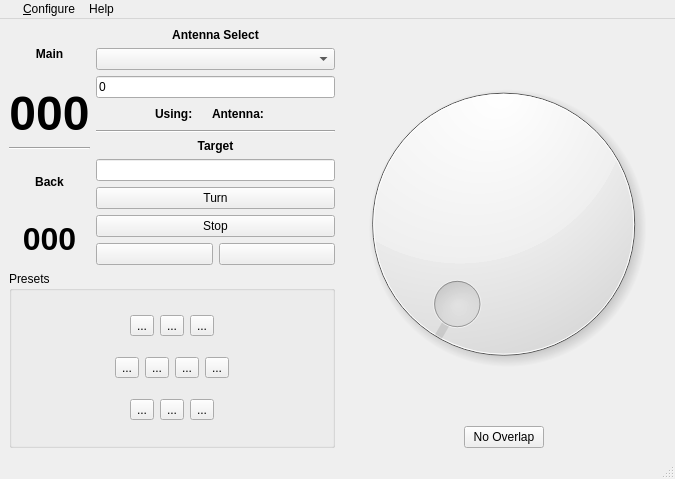
Rsclub22/Minos2-Mirror, file mqt/MqtRotator/rotatormainwindow.ui: the form before one commit.
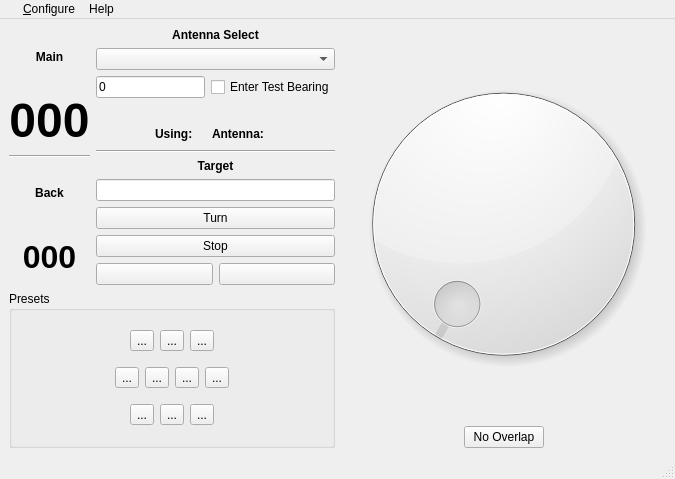
The form after the commit. Custom widgets are drawn as their Qt base class.

Commit message: add checkbox to enable request_bearing in test mode standalone rotcontrol, disable southstop selection in rotcaps for pstrotator

What changed in the file:
```diff
--- a/mqt/MqtRotator/rotatormainwindow.ui
+++ b/mqt/MqtRotator/rotatormainwindow.ui
@@ -17,7 +17,7 @@
    <string>Minos Rotator</string>
   </property>
   <widget class="QWidget" name="centralwidget">
-   <layout class="QHBoxLayout" name="horizontalLayout_9">
+   <layout class="QHBoxLayout" name="horizontalLayout_10">
     <item>
      <layout class="QVBoxLayout" name="verticalLayout_16">
       <item>
@@ -123,9 +123,27 @@
              <widget class="QComboBox" name="selectAntennaBox"/>
             </item>
             <item>
-             <widget class="QLineEdit" name="testBearing">
+             <layout class="QHBoxLayout" name="horizontalLayout_9">
+              <item>
+               <widget class="QLineEdit" name="testBearing">
+                <property name="text">
+                 <string>0</string>
+                </property>
+               </widget>
+              </item>
+              <item>
+               <widget class="QCheckBox" name="testBearingChkbox">
+                <property name="text">
+                 <string>Enter Test Bearing</string>
+                </property>
+               </widget>
+              </item>
+             </layout>
+            </item>
+            <item>
+             <widget class="QLabel" name="label">
               <property name="text">
-               <string>0</string>
+               <string/>
               </property>
              </widget>
             </item>
```
The commit also changes 7 other files.
